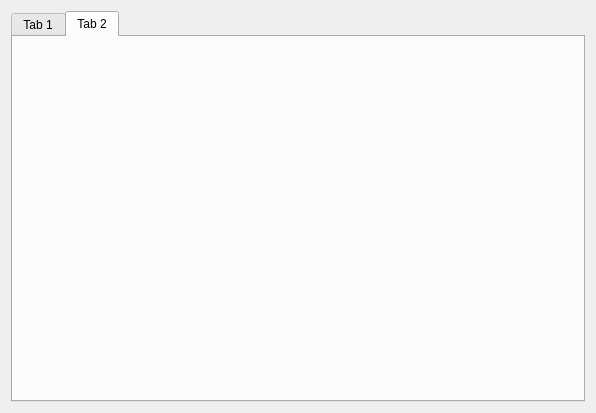
The window that Formularios/AngularCalc.ui (tonihr/pyGeo) describes before a commit, drawn with Qt 5.
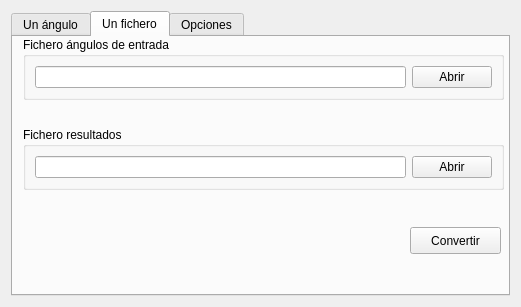
The same window after the commit. The open tabs and pages were chosen to show the change.

Diff of the .ui file:
```diff
--- a/Formularios/AngularCalc.ui
+++ b/Formularios/AngularCalc.ui
@@ -6,19 +6,19 @@
    <rect>
     <x>0</x>
     <y>0</y>
-    <width>596</width>
-    <height>413</height>
+    <width>521</width>
+    <height>307</height>
    </rect>
   </property>
   <property name="windowTitle">
    <string>Form</string>
   </property>
   <layout class="QGridLayout" name="gridLayout">
-   <item row="1" column="0">
+   <item row="0" column="0">
     <widget class="QTabWidget" name="tabWidget">
      <widget class="QWidget" name="tab">
       <attribute name="title">
-       <string>Tab 1</string>
+       <string>Un ángulo</string>
       </attribute>
       <widget class="QComboBox" name="comboBox">
        <property name="geometry">
@@ -56,8 +56,106 @@
      </widget>
      <widget class="QWidget" name="tab_2">
       <attribute name="title">
-       <string>Tab 2</string>
+       <string>Un fichero</string>
       </attribute>
+      <widget class="QGroupBox" name="groupBox">
+       <property name="geometry">
+        <rect>
+         <x>10</x>
+         <y>0</y>
+         <width>481</width>
+         <height>63</height>
+        </rect>
+       </property>
+       <property name="title">
+        <string>Fichero ángulos de entrada</string>
+       </property>
+       <layout class="QGridLayout" name="gridLayout_5">
+        <item row="0" column="0">
+         <widget class="QLineEdit" name="lineEdit_3">
+          <property name="readOnly">
+           <bool>true</bool>
+          </property>
+         </widget>
+        </item>
+        <item row="0" column="1">
+         <widget class="QPushButton" name="pushButton_2">
+          <property name="text">
+           <string>Abrir</string>
+          </property>
+         </widget>
+        </item>
+       </layout>
+      </widget>
+      <widget class="QGroupBox" name="groupBox_2">
+       <property name="geometry">
+        <rect>
+         <x>10</x>
+         <y>90</y>
+         <width>481</width>
+         <height>63</height>
+        </rect>
+       </property>
+       <property name="title">
+        <string>Fichero resultados</string>
+       </property>
+       <layout class="QGridLayout" name="gridLayout_6">
+        <item row="0" column="0">
+         <widget class="QLineEdit" name="lineEdit_4">
+          <property name="readOnly">
+           <bool>true</bool>
+          </property>
+         </widget>
+        </item>
+        <item row="0" column="1">
+         <widget class="QPushButton" name="pushButton_3">
+          <property name="text">
+           <string>Abrir</string>
+          </property>
+         </widget>
+        </item>
+       </layout>
+      </widget>
+      <widget class="QPushButton" name="pushButton_4">
+       <property name="geometry">
+        <rect>
+         <x>397</x>
+         <y>190</y>
+         <width>91</width>
+         <height>27</height>
+        </rect>
+       </property>
+       <property name="text">
+        <string>Convertir</string>
+       </property>
+      </widget>
+     </widget>
+     <widget class="QWidget" name="tab_3">
+      <attribute name="title">
+       <string>Opciones</string>
+      </attribute>
+      <layout class="QGridLayout" name="gridLayout_3">
+       <item row="0" column="0">
+        <widget class="QCheckBox" name="checkBox">
+         <property name="toolTip">
+          <string>Con la opción activada se permite introducir ángulos negativos en la mayoría de conversiones.</string>
+         </property>
+         <property name="text">
+          <string>Permitir ángulos negativos.</string>
+         </property>
+        </widget>
+       </item>
+       <item row="1" column="0">
+        <widget class="QCheckBox" name="checkBox_2">
+         <property name="toolTip">
+          <string>Con la opción activada si un ángulo es mayor que su intervalo de definición, este se girará hasta encontra el equivalente.</string>
+         </property>
+         <property name="text">
+          <string>Permitir girar ángulo.</string>
+         </property>
+        </widget>
+       </item>
+      </layout>
      </widget>
     </widget>
    </item>
```
Left out of the diff: 88 changed lines with no effect on the pictures.
